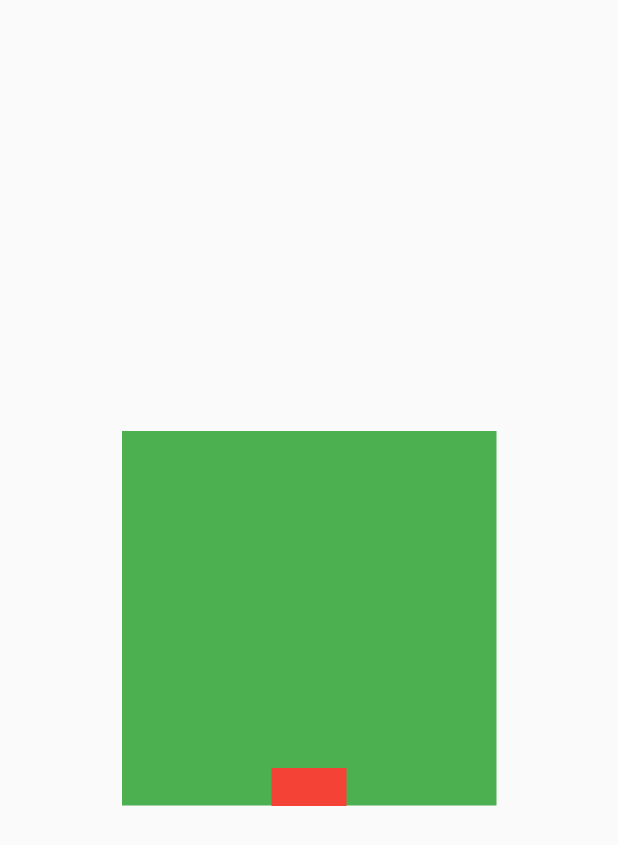
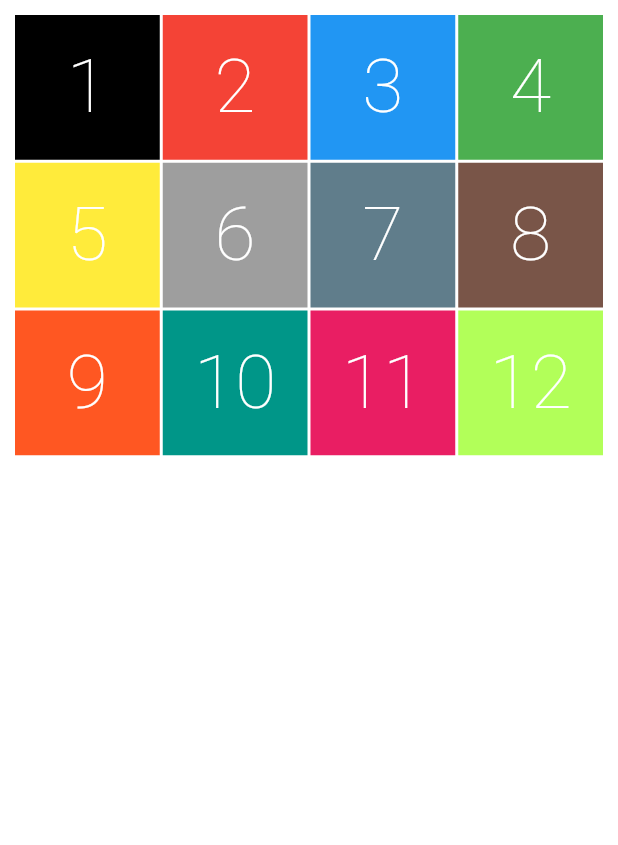
Before and after one commit to EngrMonyrul/listview_widget, a Flutter app: the screen it shows after launch, on a phone screen of 412 x 824 dp. Shown: the top 845 px of the screen. Run offline on Flutter 3.47's test engine with Material 2 defaults, Android fonts, the phone set to English and light mode, and no system bars; our stand-ins replace animate_do, curved_navigation_bar; missing offline and left inert: dart:js.

Commit message:
gridview

```diff
--- a/lib/main.dart
+++ b/lib/main.dart
@@ -1,4 +1,5 @@
 import 'package:flutter/material.dart';
+import 'package:untitled9/topics/gridviewwidgets.dart';
 import 'package:untitled9/topics/listdeepdive.dart';
 import 'package:untitled9/topics/listtileWidget.dart';
 import 'package:untitled9/topics/listviewbuilderwidget.dart';
@@ -17,7 +18,7 @@ class MyApp extends StatelessWidget {
     return const MaterialApp(
       debugShowCheckedModeBanner: false,
       title: 'Practice Series',
-      home: ExampleFour(),
+      home: ExampleFive(),
     );
   }
 }
--- /dev/null
+++ b/lib/topics/gridviewwidgets.dart
@@ -0,0 +1,162 @@
+import 'package:flutter/material.dart';
+
+class ExampleFive extends StatefulWidget {
+  const ExampleFive({Key? key}) : super(key: key);
+
+  @override
+  State<ExampleFive> createState() => _ExampleFiveState();
+}
+
+class _ExampleFiveState extends State<ExampleFive> {
+  @override
+  Widget build(BuildContext context) {
+    return Scaffold(
+      backgroundColor: Colors.white,
+      body: Center(
+        child: Container(
+          //alignment: Alignment.center,
+          margin: const EdgeInsets.all(10),
+          child: GridView.count(
+            mainAxisSpacing: 2,
+            crossAxisSpacing: 2,
+            crossAxisCount: 4,
+            children: [
+              Container(
+                alignment: Alignment.center,
+                decoration: const BoxDecoration(color: Colors.black),
+                child: const Text(
+                  '1',
+                  style: TextStyle(
+                      color: Colors.white,
+                      fontSize: 50,
+                      fontWeight: FontWeight.w100),
+                ),
+              ),
+              Container(
+                alignment: Alignment.center,
+                decoration: const BoxDecoration(color: Colors.red),
+                child: const Text(
+                  '2',
+                  style: TextStyle(
+                      color: Colors.white,
+                      fontSize: 50,
+                      fontWeight: FontWeight.w100),
+                ),
+              ),
+              Container(
+                alignment: Alignment.center,
+                decoration: const BoxDecoration(color: Colors.blue),
+                child: const Text(
+                  '3',
+                  style: TextStyle(
+                      color: Colors.white,
+                      fontSize: 50,
+                      fontWeight: FontWeight.w100),
+                ),
+              ),
+              Container(
+                alignment: Alignment.center,
+                decoration: const BoxDecoration(color: Colors.green),
+                child: const Text(
+                  '4',
+                  style: TextStyle(
+                      color: Colors.white,
+                      fontSize: 50,
+                      fontWeight: FontWeight.w100),
+                ),
+              ),
+              Container(
+                alignment: Alignment.center,
+                decoration: const BoxDecoration(color: Colors.yellow),
+                child: const Text(
+                  '5',
+                  style: TextStyle(
+                      color: Colors.white,
+                      fontSize: 50,
+                      fontWeight: FontWeight.w100),
+                ),
+              ),
+              Container(
+                alignment: Alignment.center,
+                decoration: const BoxDecoration(color: Colors.grey),
+                child: const Text(
+                  '6',
+                  style: TextStyle(
+                      color: Colors.white,
+                      fontSize: 50,
+                      fontWeight: FontWeight.w100),
+                ),
+              ),
+              Container(
+                alignment: Alignment.center,
+                decoration: const BoxDecoration(color: Colors.blueGrey),
+                child: const Text(
+                  '7',
+                  style: TextStyle(
+                      color: Colors.white,
+                      fontSize: 50,
+                      fontWeight: FontWeight.w100),
+                ),
+              ),
+              Container(
+                alignment: Alignment.center,
+                decoration: const BoxDecoration(color: Colors.brown),
+                child: const Text(
+                  '8',
+                  style: TextStyle(
+                      color: Colors.white,
+                      fontSize: 50,
+                      fontWeight: FontWeight.w100),
+                ),
+              ),
+              Container(
+                alignment: Alignment.center,
+                decoration: const BoxDecoration(color: Colors.deepOrange),
+                child: const Text(
+                  '9',
+                  style: TextStyle(
+                      color: Colors.white,
+                      fontSize: 50,
+                      fontWeight: FontWeight.w100),
+                ),
+              ),
+              Container(
+                alignment: Alignment.center,
+                decoration: const BoxDecoration(color: Colors.teal),
+                child: const Text(
+                  '10',
+                  style: TextStyle(
+                      color: Colors.white,
+                      fontSize: 50,
+                      fontWeight: FontWeight.w100),
+                ),
+              ),
+              Container(
+                alignment: Alignment.center,
+                decoration: const BoxDecoration(color: Colors.pink),
+                child: const Text(
+                  '11',
+                  style: TextStyle(
+                      color: Colors.white,
+                      fontSize: 50,
+                      fontWeight: FontWeight.w100),
+                ),
+              ),
+              Container(
+                alignment: Alignment.center,
+                decoration: const BoxDecoration(color: Colors.lightGreenAccent),
+                child: const Text(
+                  '12',
+                  style: TextStyle(
+                      color: Colors.white,
+                      fontSize: 50,
+                      fontWeight: FontWeight.w100),
+                ),
+              ),
+            ],
+          ),
+        ),
+      ),
+    );
+  }
+}
```
